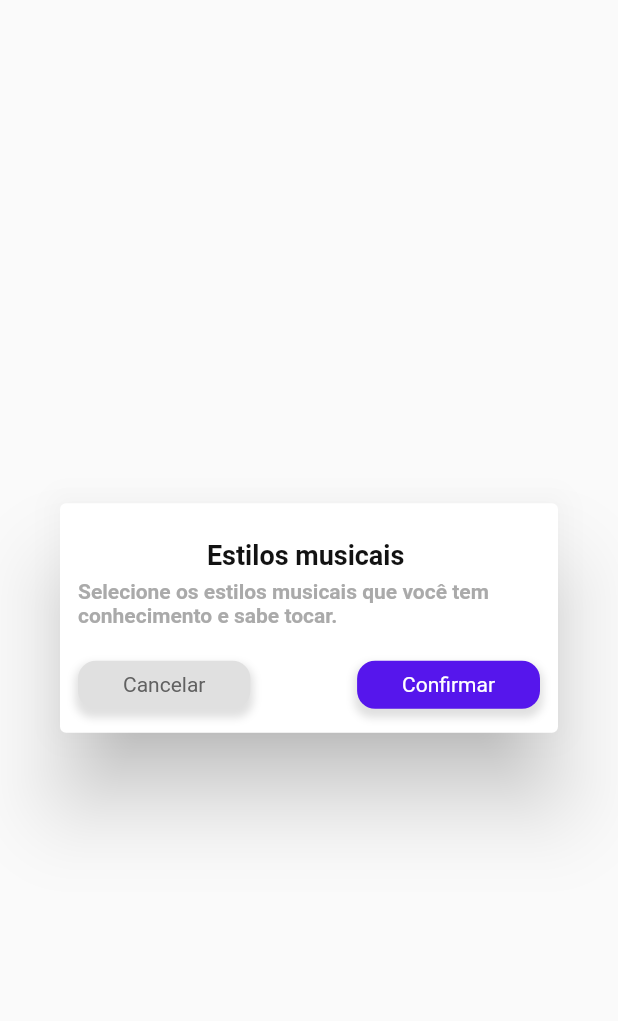
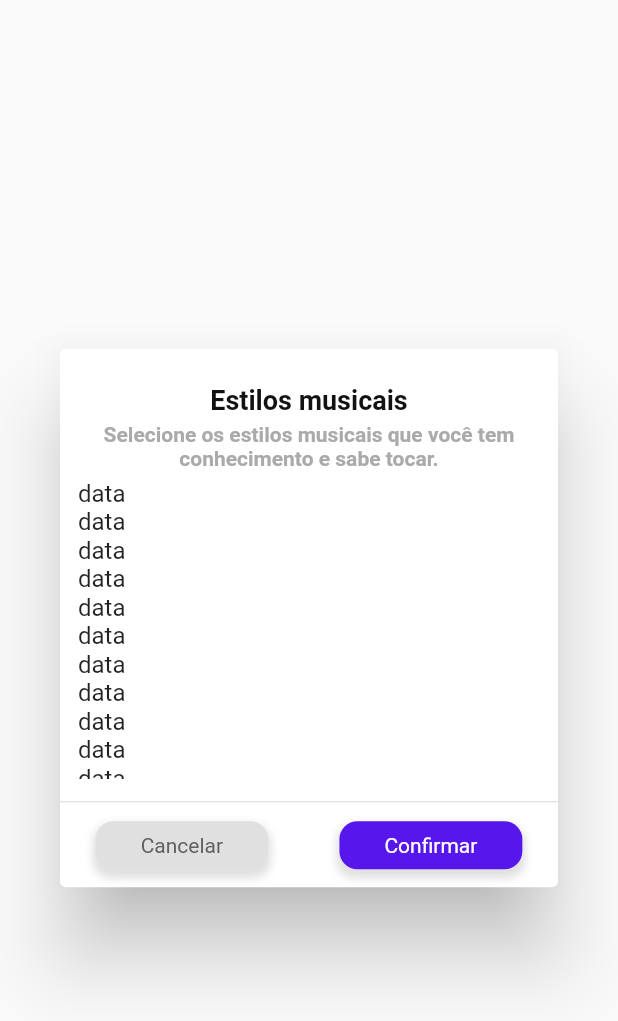
Before and after one commit to hjgms/flutter_tcc, a Flutter app: the ModalEstilosMusicais widget shown alone on an empty page, opened directly, on a phone screen of 412 x 824 dp. Shown: the top 1021 px of the screen. Run offline on Flutter 3.47's test engine with Material 2 defaults, Android fonts, the phone set to English and light mode, and no system bars; our stand-ins replace cloud_firestore, firebase_auth, firebase_core, firebase_storage, shared_preferences; accounts and stored records are empty.

Commit message:
modal estilos musicais changed

```diff
--- a/lib/components/modalEstilosMusicais.dart
+++ b/lib/components/modalEstilosMusicais.dart
@@ -14,31 +14,74 @@ class _ModalEstilosMusicaisState extends State<ModalEstilosMusicais> {
   @override
   Widget build(BuildContext context) {
     return AlertDialog(
-      title: const Center(
-          child: Text(
+      title: Column(
+        children: const [
+          Text(
             "Estilos musicais ",
+            textAlign: TextAlign.center,
             style: TextStyle(
                 fontSize: 18,
                 fontWeight: FontWeight.w600,
                 color: Color(0xff121212)),
-      )),
-      contentPadding: const EdgeInsets.symmetric(vertical: 6, horizontal: 12),
-      content: Wrap(
-        runAlignment: WrapAlignment.center,
-        children: const [
+          ),
+          SizedBox(
+            height: 4,
+          ),
           Text(
             "Selecione os estilos musicais que você tem conhecimento e sabe tocar.",
+            textAlign: TextAlign.center,
             style: TextStyle(
                 fontWeight: FontWeight.w600,
                 color: Color(0xffAAAAAA),
-              fontSize: 14,
+                fontSize: 14),
+          )
+        ],
+      ),
+      contentPadding: const EdgeInsets.symmetric(vertical: 6, horizontal: 12),
+      content: SingleChildScrollView(
+        child: Column(
+          mainAxisAlignment: MainAxisAlignment.center,
+          children: [
+            SizedBox(
+                width: double.maxFinite,
+                height: 200,
+                child: ListView(
+                  children: const [
+                    Text("data"),
+                    Text("data"),
+                    Text("data"),
+                    Text("data"),
+                    Text("data"),
+                    Text("data"),
+                    Text("data"),
+                    Text("data"),
+                    Text("data"),
+                    Text("data"),
+                    Text("data"),
+                    Text("data"),
+                    Text("data"),
+                    Text("data"),
+                    Text("data"),
+                    Text("data"),
+                    Text("data"),
+                    Text("data"),
+                  ],
+                )),
+          ],
         ),
       ),
-        ],
+      actionsAlignment: MainAxisAlignment.spaceBetween,
+      actionsPadding: const EdgeInsets.only(top: 8),
+      actions: [
+        const Divider(
+          height: 2,
+          color: Color(0xffD9D9D9),
         ),
-      actionsAlignment: MainAxisAlignment.spaceBetween,
-      actionsPadding: const EdgeInsets.symmetric(horizontal: 12, vertical: 16),
-      actions: [ //TODO colocar um border em cima dos botões! como no design
+        Padding(
+          padding: const EdgeInsets.symmetric(vertical: 12),
+          child: Row(
+            mainAxisAlignment: MainAxisAlignment.spaceAround,
+            children: [
               GestureDetector(
                   onTap: () {
                     Navigator.of(context).pop();
@@ -52,9 +95,11 @@ class _ModalEstilosMusicaisState extends State<ModalEstilosMusicais> {
                               blurRadius: 4,
                               offset: Offset(0, 4)),
                         ],
-                  borderRadius: const BorderRadius.all(Radius.circular(12)),
+                        borderRadius:
+                            const BorderRadius.all(Radius.circular(12)),
                         color: Colors.grey.shade300),
-              padding: const EdgeInsets.symmetric(vertical: 8, horizontal: 30),
+                    padding:
+                        const EdgeInsets.symmetric(vertical: 8, horizontal: 30),
                     child: Text(
                       "Cancelar",
                       style: TextStyle(color: Colors.grey.shade700),
@@ -71,15 +116,20 @@ class _ModalEstilosMusicaisState extends State<ModalEstilosMusicais> {
                               blurRadius: 4,
                               offset: Offset(0, 4)),
                         ],
-                  borderRadius: const BorderRadius.all(Radius.circular(12)),
+                        borderRadius:
+                            const BorderRadius.all(Radius.circular(12)),
                         color: global.colorTheme["mainPurple"] as Color),
-              padding: const EdgeInsets.symmetric(vertical: 8, horizontal: 30),
+                    padding:
+                        const EdgeInsets.symmetric(vertical: 8, horizontal: 30),
                     child: const Text(
                       "Confirmar",
                       style: TextStyle(color: Colors.white),
                     ),
                   )),
             ],
+          ),
+        ),
+      ],
     );
   }
 }
```
Also changed, not shown: lib/pages/EditProfilePage.dart (+5 -3 lines). Lines whose indentation alone changed are shown as unchanged.
